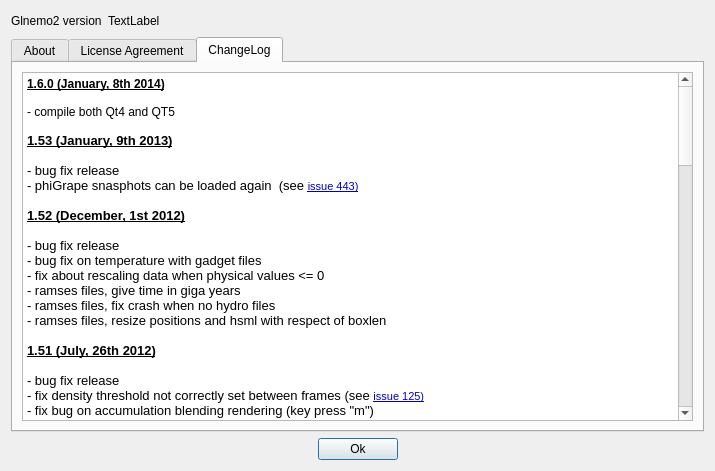
Qt form src/formabout.ui (jcldc/glnemo2) before a commit.
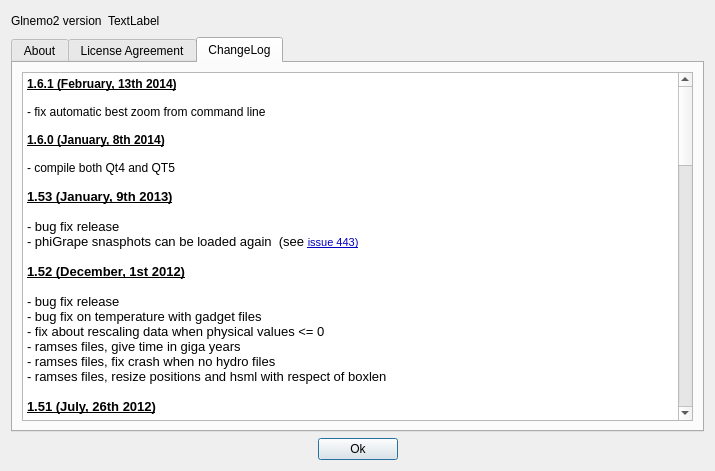
The same form after that commit. Icons and pictures are not drawn.

Commit message: fix bug due to bad best zoom computation

What changed in the file:
```diff
--- a/src/formabout.ui
+++ b/src/formabout.ui
@@ -1027,6 +1027,10 @@
 &lt;table border=&quot;0&quot; style=&quot;-qt-table-type: root; margin-top:4px; margin-bottom:4px; margin-left:4px; margin-right:4px;&quot;&gt;
 &lt;tr&gt;
 &lt;td style=&quot;border: none;&quot;&gt;
+&lt;p style=&quot; margin-top:0px; margin-bottom:0px; margin-left:0px; margin-right:0px; -qt-block-indent:0; text-indent:0px;&quot;&gt;&lt;span style=&quot; font-weight:600; text-decoration: underline;&quot;&gt;1.6.1 (February, 13th 2014)&lt;/span&gt;&lt;/p&gt;
+&lt;p style=&quot;-qt-paragraph-type:empty; margin-top:0px; margin-bottom:0px; margin-left:0px; margin-right:0px; -qt-block-indent:0; text-indent:0px;&quot;&gt;&lt;br /&gt;&lt;/p&gt;
+&lt;p style=&quot; margin-top:0px; margin-bottom:0px; margin-left:0px; margin-right:0px; -qt-block-indent:0; text-indent:0px;&quot;&gt;- fix automatic best zoom from command line&lt;/p&gt;
+&lt;p style=&quot;-qt-paragraph-type:empty; margin-top:0px; margin-bottom:0px; margin-left:0px; margin-right:0px; -qt-block-indent:0; text-indent:0px;&quot;&gt;&lt;br /&gt;&lt;/p&gt;
 &lt;p style=&quot; margin-top:0px; margin-bottom:0px; margin-left:0px; margin-right:0px; -qt-block-indent:0; text-indent:0px;&quot;&gt;&lt;span style=&quot; font-weight:600; text-decoration: underline;&quot;&gt;1.6.0 (January, 8th 2014)&lt;/span&gt;&lt;/p&gt;
 &lt;p style=&quot;-qt-paragraph-type:empty; margin-top:0px; margin-bottom:0px; margin-left:0px; margin-right:0px; -qt-block-indent:0; text-indent:0px;&quot;&gt;&lt;br /&gt;&lt;/p&gt;
 &lt;p style=&quot; margin-top:0px; margin-bottom:0px; margin-left:0px; margin-right:0px; -qt-block-indent:0; text-indent:0px;&quot;&gt;- compile both Qt4 and QT5&lt;/p&gt;
```
The commit also changes 4 other files.
